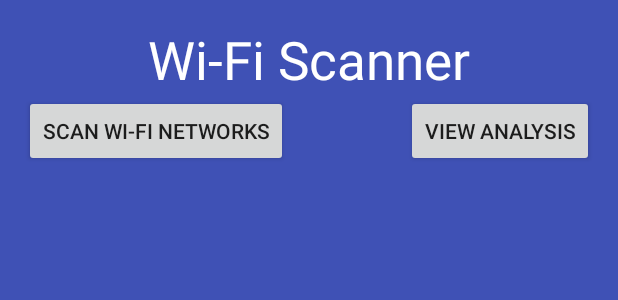
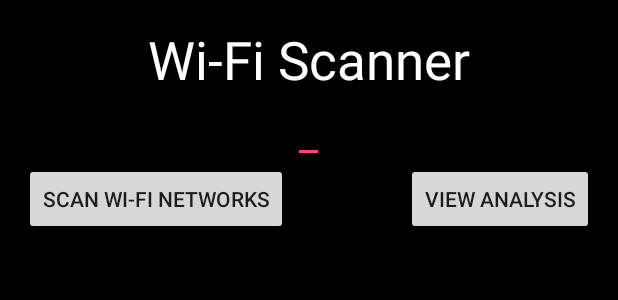
Before and after one commit to TagoWill/WifiFingerPrinting, an Android app: the layout activity_main.xml on its own in the app's theme, with its tools: preview values and no code run, on a phone screen of 412 x 824 dp. Shown: the top 300 px of the screen. Run offline under Robolectric (Android 15) with nearby library versions, the phone set to English and light mode, and no system bars.

```diff
--- a/app/src/main/res/layout/activity_main.xml
+++ b/app/src/main/res/layout/activity_main.xml
@@ -4,7 +4,7 @@
     android:paddingRight="@dimen/activity_horizontal_margin"
     android:paddingTop="@dimen/activity_vertical_margin"
     android:paddingBottom="@dimen/activity_vertical_margin" tools:context=".MainActivity"
-    android:background="@color/colorPrimary">
+    android:background="@color/backgroundcolor">
 
     <TextView
         android:layout_width="wrap_content"
@@ -17,12 +17,20 @@
         android:layout_centerHorizontal="true"
         />
 
+    <EditText
+        android:layout_width="wrap_content"
+        android:layout_height="wrap_content"
+        android:id="@+id/editText"
+        android:textColor="@color/textColor"
+        android:layout_below="@+id/textView"
+        android:layout_centerHorizontal="true" />
+
     <Button
         android:layout_width="wrap_content"
         android:layout_height="wrap_content"
         android:text="Scan Wi-Fi Networks"
         android:id="@+id/buttonScan"
-        android:layout_below="@+id/textView"
+        android:layout_below="@+id/editText"
         android:layout_alignParentStart="true" />
 
     <Button
@@ -30,7 +38,7 @@
         android:layout_height="wrap_content"
         android:text="View Analysis"
         android:id="@+id/buttonAnalysis"
-        android:layout_below="@+id/textView"
+        android:layout_below="@+id/editText"
         android:layout_alignEnd="@+id/listView" />
 
     <ListView
--- a/app/src/main/res/values/colors.xml
+++ b/app/src/main/res/values/colors.xml
@@ -3,4 +3,6 @@
     <color name="colorPrimary">#3F51B5</color>
     <color name="colorPrimaryDark">#303F9F</color>
     <color name="colorAccent">#FF4081</color>
+    <color name="backgroundcolor">#000000</color>
+    <color name="textColor">#FFFFFF</color>
 </resources>
--- a/build.gradle
+++ b/build.gradle
@@ -5,7 +5,7 @@ buildscript {
         jcenter()
     }
     dependencies {
-        classpath 'com.android.tools.build:gradle:2.0.0'
+        classpath 'com.android.tools.build:gradle:2.1.0'
 
         // NOTE: Do not place your application dependencies here; they belong
         // in the individual module build.gradle files
```
Also changed, not shown: app/src/main/java/com/project2/su/wififingerprinting/APScan.java (added, +66 -0 lines), app/src/main/java/com/project2/su/wififingerprinting/MainActivity.java (+38 -25 lines).
